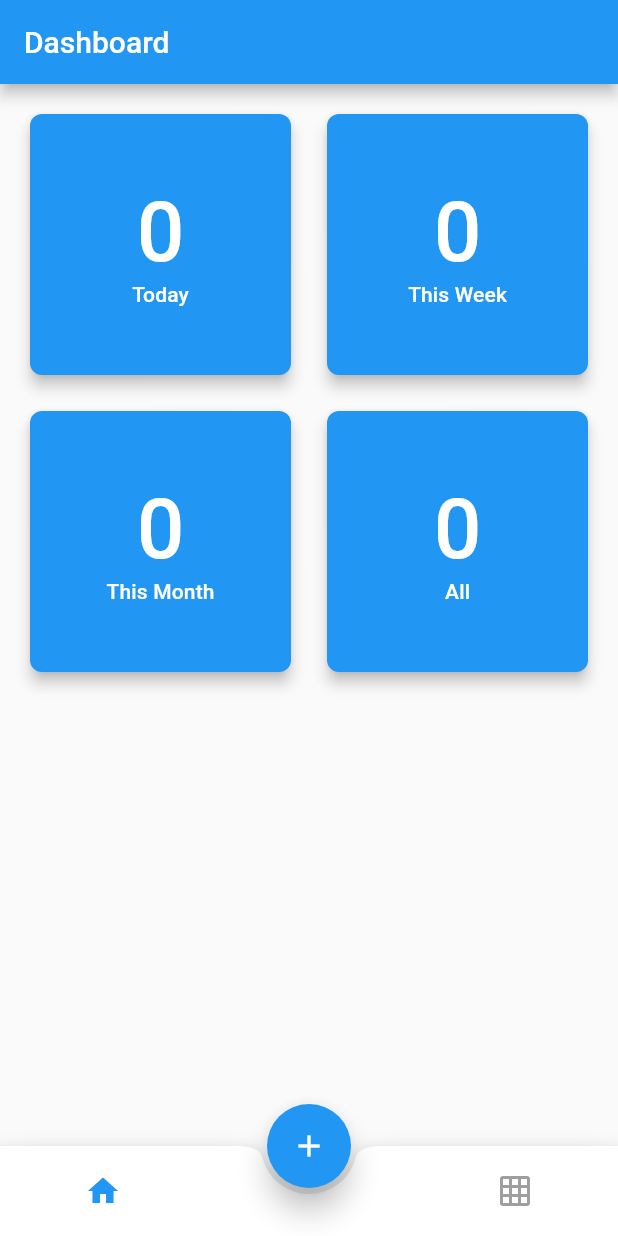
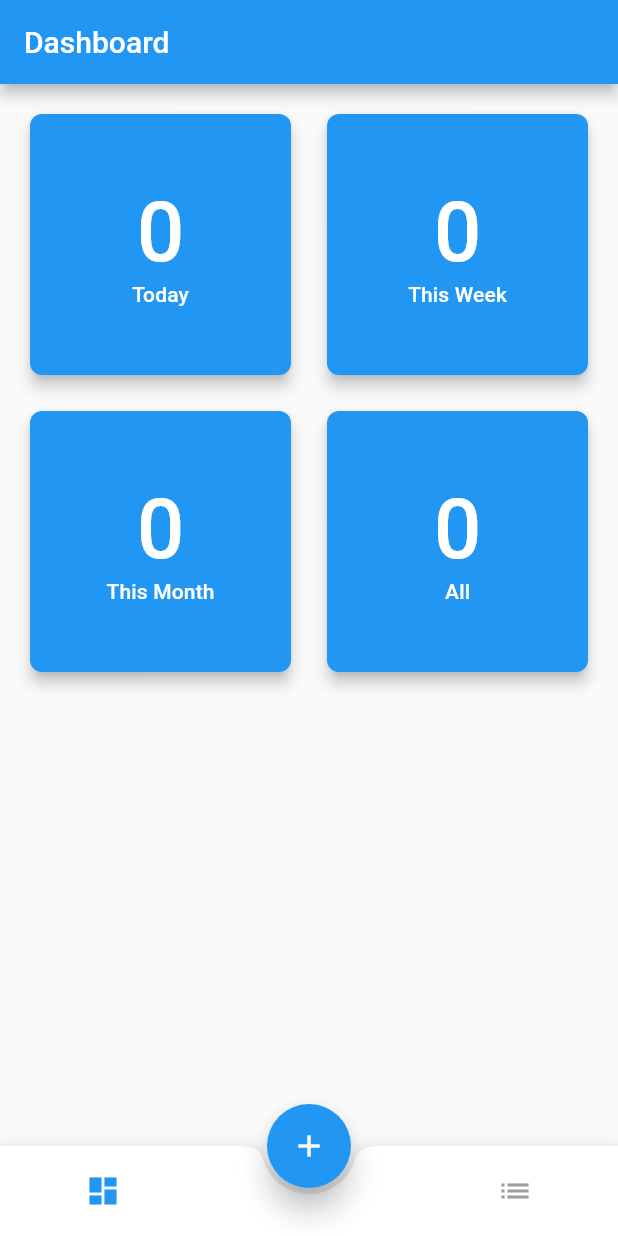
Before and after one commit to solutelabs/todo-app, a Flutter app: the screen it shows after launch, on a phone screen of 412 x 824 dp. Run offline on Flutter 3.47's test engine with Material 2 defaults, Android fonts, the phone set to English and light mode, and no system bars; our stand-ins replace equatable, rxdart.

Commit message:
Changed icons

```diff
--- a/lib/pages/home/home_page.dart
+++ b/lib/pages/home/home_page.dart
@@ -31,8 +31,8 @@ class _HomePageState extends State<HomePage> {
       ),
       bottomNavigationBar: FABBottomAppBar(
         items: [
-          FABBottomAppBarItem(iconData: Icons.home),
-          FABBottomAppBarItem(iconData: Icons.grid_on),
+          FABBottomAppBarItem(iconData: Icons.dashboard),
+          FABBottomAppBarItem(iconData: Icons.list),
         ],
         notchedShape: CircularNotchedRectangle(),
         selectedColor: Theme.of(context).primaryColor,
```
